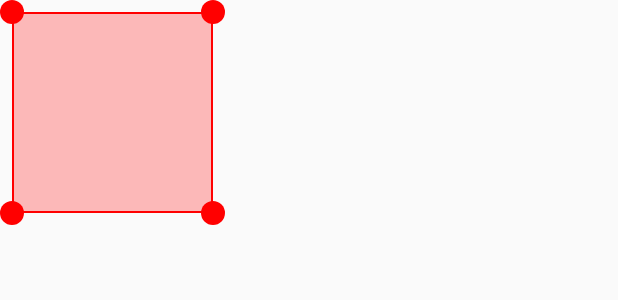
After one commit to tuanbaros/mobile_prototype, an Android app: the layout element.xml on its own in the app's theme, with its tools: preview values and no code run, on a phone screen of 412 x 824 dp. The commit adds this screen. Shown: the top 300 px of the screen. Run offline under Robolectric (Android 15) with nearby library versions, the phone set to English and light mode, and no system bars.

Commit message:
create element

```diff
--- a/app/build.gradle
+++ b/app/build.gradle
@@ -5,7 +5,7 @@ android {
     buildToolsVersion "25.0.1"
     defaultConfig {
         applicationId "com.framgia.mobileprototype"
-        minSdkVersion 10
+        minSdkVersion 11
         targetSdkVersion 25
         versionCode 1
         versionName "1.0"
--- /dev/null
+++ b/app/src/main/res/drawable/circle_view_resize.xml
@@ -0,0 +1,9 @@
+<?xml version="1.0" encoding="utf-8"?>
+<shape xmlns:android="http://schemas.android.com/apk/res/android">
+    <solid android:color="@color/color_red"/>
+    <corners
+        android:topLeftRadius="@dimen/dp_30"
+        android:topRightRadius="@dimen/dp_30"
+        android:bottomLeftRadius="@dimen/dp_30"
+        android:bottomRightRadius="@dimen/dp_30"/>
+</shape>
--- a/app/src/main/res/drawable/touch_selector.xml
+++ b/app/src/main/res/drawable/touch_selector.xml
@@ -2,6 +2,6 @@
        android:shape="rectangle">
     <solid android:color="@color/color_red_alpha_44"/>
     <stroke
-        android:width="1dp"
+        android:width="@dimen/dp_1"
         android:color="@color/color_red"/>
 </shape>
--- /dev/null
+++ b/app/src/main/res/layout/element.xml
@@ -0,0 +1,51 @@
+<?xml version="1.0" encoding="utf-8"?>
+<RelativeLayout xmlns:android="http://schemas.android.com/apk/res/android"
+                android:layout_width="wrap_content"
+                android:layout_height="wrap_content">
+
+    <com.framgia.mobileprototype.ui.widget.ElementView
+        android:id="@+id/element_view"
+        android:layout_width="@dimen/dp_150"
+        android:layout_height="@dimen/dp_150">
+
+        <com.framgia.mobileprototype.ui.widget.ResizeImageView
+            android:layout_width="@dimen/dp_16"
+            android:layout_height="@dimen/dp_16"
+            android:background="@drawable/circle_view_resize"
+            android:layout_alignParentLeft="true"
+            android:layout_alignParentTop="true"
+            android:adjustViewBounds="true"/>
+
+        <com.framgia.mobileprototype.ui.widget.ResizeImageView
+            android:layout_width="@dimen/dp_16"
+            android:layout_height="@dimen/dp_16"
+            android:background="@drawable/circle_view_resize"
+            android:layout_alignParentRight="true"
+            android:layout_alignParentTop="true"
+            android:adjustViewBounds="true"/>
+
+        <com.framgia.mobileprototype.ui.widget.ResizeImageView
+            android:layout_width="@dimen/dp_16"
+            android:layout_height="@dimen/dp_16"
+            android:background="@drawable/circle_view_resize"
+            android:layout_alignParentLeft="true"
+            android:layout_alignParentBottom="true"
+            android:adjustViewBounds="true"/>
+
+        <com.framgia.mobileprototype.ui.widget.ResizeImageView
+            android:layout_width="@dimen/dp_16"
+            android:layout_height="@dimen/dp_16"
+            android:background="@drawable/circle_view_resize"
+            android:layout_alignParentRight="true"
+            android:layout_alignParentBottom="true"
+            android:adjustViewBounds="true"/>
+
+        <View
+            android:layout_width="match_parent"
+            android:layout_height="match_parent"
+            android:layout_centerInParent="true"
+            android:layout_margin="@dimen/dp_8"
+            android:background="@drawable/touch_selector"/>
+
+    </com.framgia.mobileprototype.ui.widget.ElementView>
+</RelativeLayout>
--- a/app/src/main/res/values/dimens.xml
+++ b/app/src/main/res/values/dimens.xml
@@ -22,4 +22,10 @@
     <dimen name="dp_150">150dp</dimen>
     <dimen name="dp_4">4dp</dimen>
     <dimen name="dp_170">170dp</dimen>
+    <dimen name="dp_30">30dp</dimen>
+    <dimen name="dp_130">130dp</dimen>
+    <dimen name="dp_90">90dp</dimen>
+    <dimen name="dp_8">8dp</dimen>
+    <dimen name="dp_99">99dp</dimen>
+    <dimen name="dp_2">2dp</dimen>
 </resources>
--- a/app/src/main/res/values/strings.xml
+++ b/app/src/main/res/values/strings.xml
@@ -45,4 +45,6 @@
     <string name="title_delete_mock">Delete mocks</string>
     <string name="msg_delete_mocks">Delete all mocks chosen!</string>
     <string name="msg_number_mock_selected">%d mocks selected</string>
+    <string name="action_delete_element">Delete</string>
+    <string name="action_link_to">Link To</string>
 </resources>
```
Also changed, not shown: app/src/main/java/com/framgia/mobileprototype/ui/widget/CustomRelativeLayout.java (added, +61 -0 lines), app/src/main/java/com/framgia/mobileprototype/ui/widget/ElementView.java (added, +77 -0 lines), app/src/main/java/com/framgia/mobileprototype/ui/widget/ResizeImageView.java (added, +83 -0 lines), app/src/main/res/layout/activity_mock_detail.xml (+5 -4 lines), app/src/main/java/com/framgia/mobileprototype/mockdetail/MockDetailActivity.java (line endings or trailing spaces).
